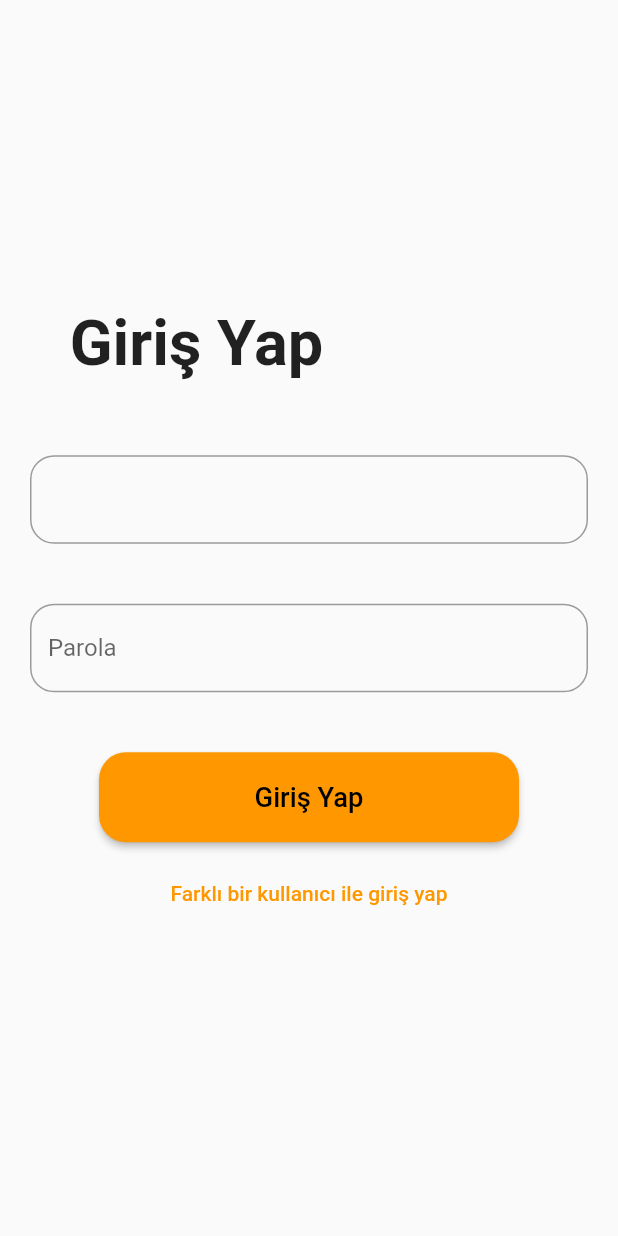
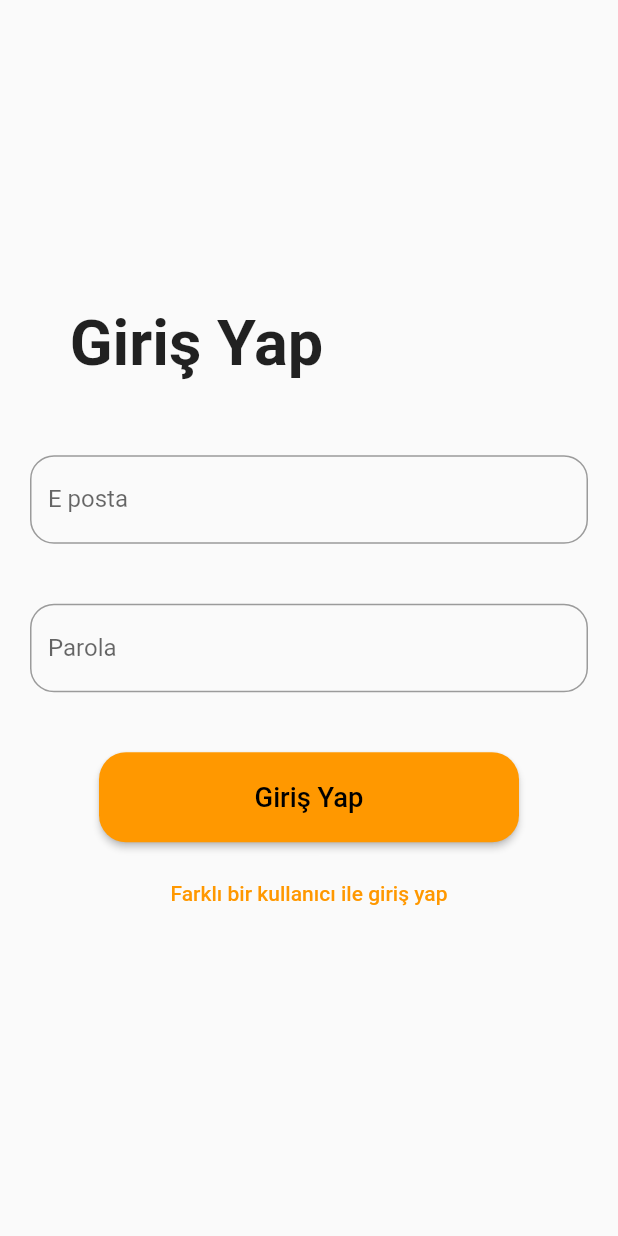
Before and after one commit to thedemir/e_commerce_app, a Flutter app: the LogInPage screen opened directly, on a phone screen of 412 x 824 dp. Run offline on Flutter 3.47's test engine with Material 2 defaults, Android fonts, the phone set to English and light mode, and no system bars; our stand-ins replace dio, flutter_slidable, google_fonts, shared_preferences; accounts and stored records are empty; network calls fail.

Commit message:
2 december safe project empty

```diff
--- a/lib/screens/auth_profile_screens/check_email_page.dart
+++ b/lib/screens/auth_profile_screens/check_email_page.dart
@@ -43,6 +43,7 @@ class _CheckEmailPageState extends State<CheckEmailPage> {
                       controller: state.email,
                       keyboardType: TextInputType.emailAddress,
                       decoration: InputDecoration(
+                        labelText: "E posta",
                         hintText: "E posta",
                         border: OutlineInputBorder(
                           borderSide: const BorderSide(width: 30),
--- a/lib/screens/auth_profile_screens/log_in_page.dart
+++ b/lib/screens/auth_profile_screens/log_in_page.dart
@@ -43,6 +43,7 @@ class _LogInPageState extends State<LogInPage> {
                     controller: TextEditingController(text: state2.email.text),
                     readOnly: true,
                     decoration: InputDecoration(
+                      labelText: "E posta",
                       border: OutlineInputBorder(
                         borderSide:
                             const BorderSide(width: 50, color: Colors.orange),
@@ -58,6 +59,7 @@ class _LogInPageState extends State<LogInPage> {
                       enableSuggestions: false,
                       autocorrect: false,
                       decoration: InputDecoration(
+                        labelText: "Parola",
                         hintText: "Parola",
                         border: OutlineInputBorder(
                           borderSide: const BorderSide(width: 30),
--- a/lib/screens/products_screens/cart_page.dart
+++ b/lib/screens/products_screens/cart_page.dart
@@ -16,8 +16,6 @@ class BasketPage extends StatefulWidget {
 }
 
 class _BasketPageState extends State<BasketPage> {
-  final globalKey = GlobalKey<ScaffoldState>();
-
   @override
   Widget build(BuildContext context) {
     return Consumer<CartState>(
--- a/lib/screens/products_screens/home_page.dart
+++ b/lib/screens/products_screens/home_page.dart
@@ -129,7 +129,7 @@ class _HomePageState extends State<HomePage> {
                                             color: Colors.orange,
                                             fontWeight: FontWeight.bold)),
                                     SizedBox(width: 3),
-                                    Text("(${state5.cart.length})",
+                                    Text("(${state5.cart.length + 1})",
                                         style: GoogleFonts.lato(
                                             color: Colors.black38,
                                             fontSize: 12)),
--- a/lib/state/cart/cart_state.dart
+++ b/lib/state/cart/cart_state.dart
@@ -25,10 +25,9 @@ class CartState extends ChangeNotifier {
   }
 
   void incrementCart(CartProductModel product) {
-    log(cart[product].toString());
-    if (cart[product] == null) {
+    if (cartItems.contains(product) == false) {
+      log("ürün sepette yok");
       addFirstToCart(product);
-      return;
     } else {
       cart[product] = cart[product]! + 1;
     }
```
Also changed, not shown: lib/screens/general_screens/primary_page.dart (+13 -0 lines).
